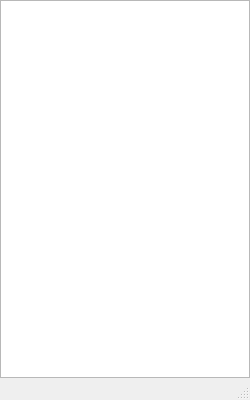
akshaybabloo/DataLogger, file mainwindow.ui: the form before one commit.
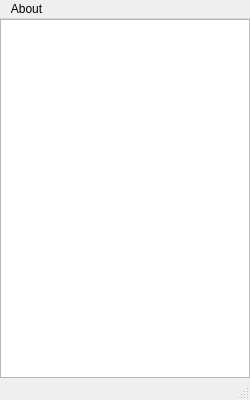
The form after the commit.

Commit message: settings window init

Diff of the .ui file:
```diff
--- a/mainwindow.ui
+++ b/mainwindow.ui
@@ -44,6 +44,13 @@
      <height>22</height>
     </rect>
    </property>
+   <widget class="QMenu" name="menuAbout">
+    <property name="title">
+     <string>About</string>
+    </property>
+    <addaction name="actionSettings"/>
+   </widget>
+   <addaction name="menuAbout"/>
   </widget>
   <widget class="QStatusBar" name="statusbar"/>
  </widget>
```
Left out of the diff: 5 changed lines with no effect on the pictures. The commit also changes 6 other files.
